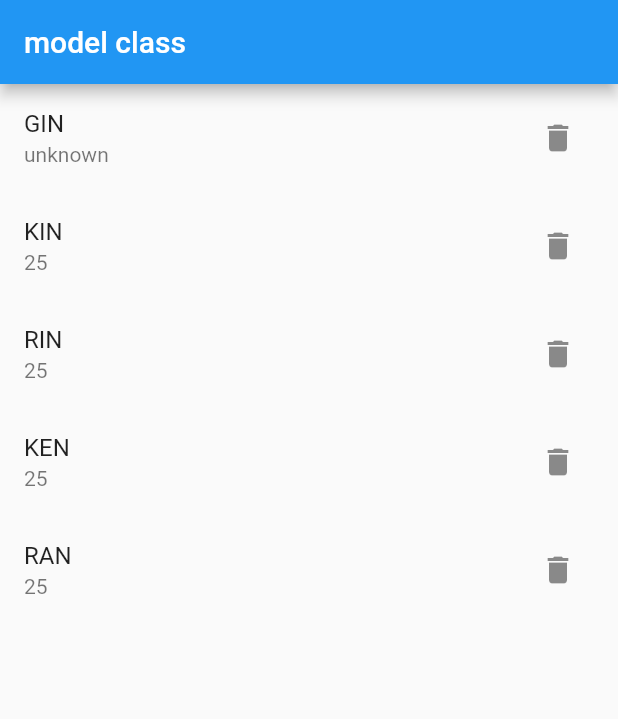
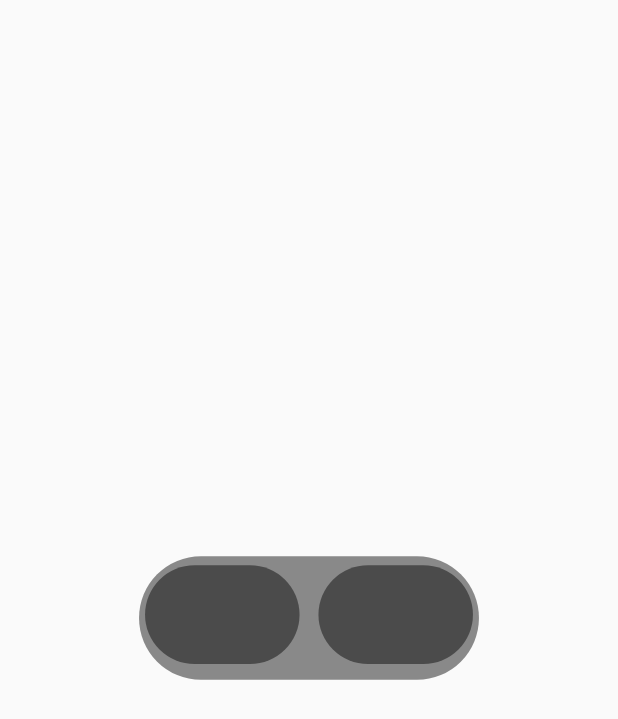
Before and after one commit to romzanalimohon/model-class-json-note, a Flutter app: the screen it shows after launch, on a phone screen of 412 x 824 dp. Shown: the top 719 px of the screen. Run offline on Flutter 3.47's test engine with Material 2 defaults, Android fonts, the phone set to English and light mode, and no system bars.

Commit message:
animated container

```diff
--- a/lib/main.dart
+++ b/lib/main.dart
@@ -1,5 +1,6 @@
 import 'package:flutter/material.dart';
 import 'package:json_model_classes/home_screen.dart';
+import 'package:json_model_classes/sliding_button.dart';
 
 void main() {
   runApp(const MyApp());
@@ -11,7 +12,8 @@ class MyApp extends StatelessWidget {
   @override
   Widget build(BuildContext context) {
     return MaterialApp(
-      home: HomeScreen(),
+      //home: HomeScreen(),
+      home:SlidingButton()
     );
   }
 }
--- /dev/null
+++ b/lib/sliding_button.dart
@@ -0,0 +1,86 @@
+import 'package:flutter/material.dart';
+bool isTapped = false;
+bool isTapped1 = false;
+class SlidingButton extends StatefulWidget {
+  const SlidingButton({Key? key,}) : super(key: key);
+
+  @override
+  State<SlidingButton> createState() => _SlidingButtonState();
+}
+
+class _SlidingButtonState extends State<SlidingButton> {
+  @override
+  Widget build(BuildContext context) {
+    var top = 6.0;
+    var left = 4.0;
+    var right = 4.0;
+
+
+    var size = MediaQuery.of(context).size;
+    var height = size.height * .08;
+    var width = size.width * .25;
+
+    return Scaffold(
+      body: Center(
+        child: Container(
+
+          height: size.height * .1,
+          width: size.width * .55,
+          decoration: BoxDecoration(
+            borderRadius: BorderRadius.circular(50),
+            color: Colors.black45,
+          ),
+          child: Stack(
+            children: [
+              Positioned(
+                top: top,
+                left: left,
+                child: GestureDetector(
+                  onTap: (){
+                    setState(() {
+                      isTapped1 = !isTapped1;
+                      isTapped = false;
+
+                    });
+                  },
+                  child: AnimatedContainer(
+                    height: height,
+                    width: isTapped1? 130:width,
+                    decoration: BoxDecoration(
+                      borderRadius: BorderRadius.circular(50),
+                      color: isTapped1? Colors.white:Colors.black45,
+                    ),
+                    duration: (Duration(milliseconds: 500)),
+                  ),
+                ),
+              ),
+              Positioned(
+                top: top,
+                right: left,
+                child: GestureDetector(
+                  onTap: (){
+                    setState(() {
+                      isTapped = !isTapped;
+                      isTapped1 = false;
+
+                    });
+                  },
+                  child: AnimatedContainer(
+                    height: height,
+                    width: isTapped? 130:width,
+                    decoration: BoxDecoration(
+                      borderRadius: BorderRadius.circular(50),
+                      color: isTapped? Colors.white:Colors.black45,
+                    ),
+                    duration: (Duration(microseconds: 500)),
+                  ),
+                ),
+              )
+            ],
+          )
+
+        ),
+      ),
+    );
+  }
+}
```
